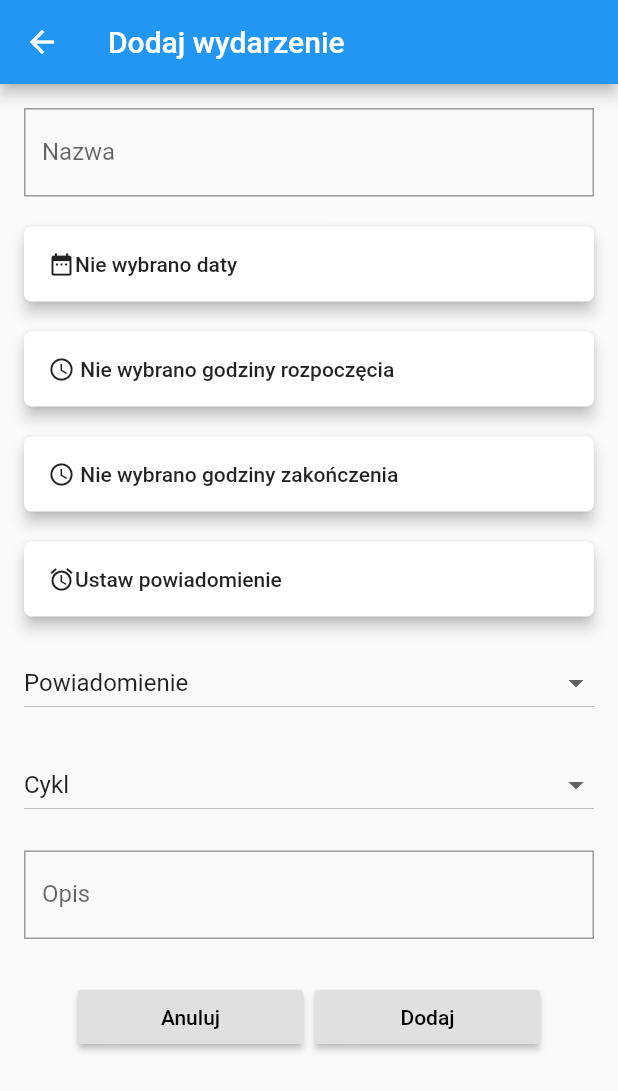
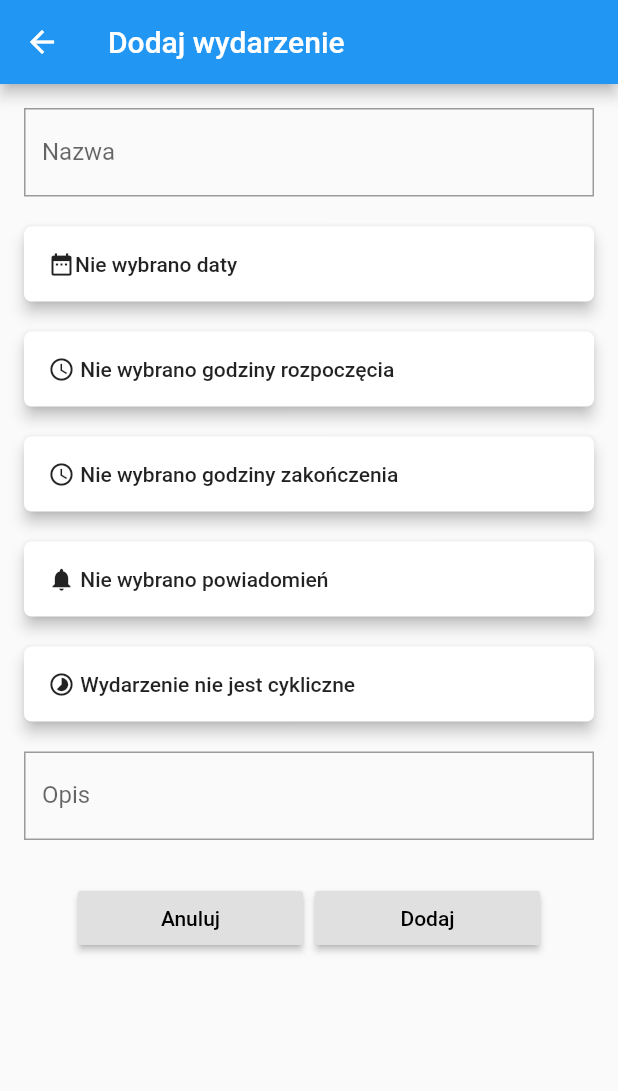
Before and after one commit to kamil-korwiel/Locato2, a Flutter app: the AddEvent screen opened directly, on a phone screen of 412 x 824 dp. Shown: the top 1091 px of the screen. Run offline on Flutter 3.47's test engine with Material 2 defaults, Android fonts, the phone set to English and light mode, and no system bars; our stand-ins replace flutter_datetime_picker, flutter_speed_dial, flutter_typeahead, geolocator, google_maps_flutter, sqflite and 1 more; missing offline and left inert: geocoder, throttling; accounts and stored records are empty.

Commit message:
Poprawa ekranow dodawania.

```diff
--- a/Projekt/lib/main.dart
+++ b/Projekt/lib/main.dart
@@ -14,7 +14,7 @@ void main() => runApp(MyApp());
 class MyApp extends StatelessWidget {
   final DatabaseHelper dbHelper = DatabaseHelper();
   //final dbHelper = DatabaseHelper.instance;
-  // This widget is the root of your application.
+  // This widget is the root of your application.ę
   @override
   Widget build(BuildContext context) {
     return MaterialApp(
--- a/Projekt/lib/pages/add_event.dart
+++ b/Projekt/lib/pages/add_event.dart
@@ -4,6 +4,8 @@ import 'dart:ui';
 import 'package:flutter/material.dart';
 import 'package:flutter_datetime_picker/flutter_datetime_picker.dart';
 import 'package:pageview/Classes/Event.dart';
+import 'package:pageview/pages/add_cycle.dart';
+import 'add_notification.dart';
 
 class AddEvent extends StatefulWidget {
   @override
@@ -21,7 +23,8 @@ class _AddEventState extends State<AddEvent> {
   String _date = "Nie wybrano daty";
   String _time1 = "Nie wybrano godziny rozpoczęcia";
   String _time2 = "Nie wybrano godziny zakończenia";
-  String _notification = "Ustaw powiadomienie";
+  String _notification = "Nie wybrano powiadomień";
+  String _cycle = "Wydarzenie nie jest cykliczne";
   DateTime _start = new DateTime.now();
   DateTime _end = new DateTime.now().add(new Duration(hours: 1));
 
@@ -224,8 +227,8 @@ class _AddEventState extends State<AddEvent> {
                     borderRadius: BorderRadius.circular(5.0)),
                 elevation: 4.0,
                 onPressed: () {
-
-                  setState(() {});
+                  Navigator.push(context,
+                    MaterialPageRoute(builder: (context) => AddNotification()));
                 },
                 child: Container(
                   alignment: Alignment.center,
@@ -239,13 +242,10 @@ class _AddEventState extends State<AddEvent> {
                             child: Row(
                               children: <Widget>[
                                 Icon(
-                                  Icons.access_alarms,
+                                  Icons.notifications,
                                   size: 18.0,
                                 ),
-                                Text(
-                                  "$_notification",
-                                  style: TextStyle(),
-                                ),
+                                Text(" $_notification"),
                               ],
                             ),
                           )
@@ -259,66 +259,39 @@ class _AddEventState extends State<AddEvent> {
               SizedBox(
                 height: 20.0,
               ),
-              new DropdownButton<String>(
-                isExpanded: true,
-                items: [
-                  DropdownMenuItem<String>(
-                    child: Text('Powiadomienie'), //TODO:
-                    value: null,
+              RaisedButton(
+                shape: RoundedRectangleBorder(
+                    borderRadius: BorderRadius.circular(5.0)),
+                elevation: 4.0,
+                onPressed: () {
+                  Navigator.push(context,
+                    MaterialPageRoute(builder: (context) => AddCycle()));
+                },
+                child: Container(
+                  alignment: Alignment.center,
+                  height: 50.0,
+                  child: Row(
+                    mainAxisAlignment: MainAxisAlignment.spaceBetween,
+                    children: <Widget>[
+                      Row(
+                        children: <Widget>[
+                          Container(
+                            child: Row(
+                              children: <Widget>[
+                                Icon(
+                                  Icons.timelapse,
+                                  size: 18.0,
+                                ),
+                                Text(" $_cycle"),
+                              ],
+                            ),
+                          )
+                        ],
+                      ),
+                    ],
                   ),
-                  DropdownMenuItem<String>(
-                    child: Text('15min przed'),
-                    value: 'one',
-                  ),
-                  DropdownMenuItem<String>(
-                    child: Text('30min przed'),
-                    value: 'two',
-                  ),
-                  DropdownMenuItem<String>(
-                    child: Text('60min przed'),
-                    value: 'three',
-                  )
-                  //TODO: Tu dodac custom
-                ],
-                onChanged: (String value) {
-                  setState(() {
-                    _value = value;
-                    //newevent.idNotification = ;
-                  });
-                },
-                value: _value,
-              ),
-              SizedBox(
-                height: 20.0,
-              ),
-              new DropdownButton<String>(
-                isExpanded: true,
-                items: [
-                  DropdownMenuItem<String>(
-                    child: Text('Cykl'), //TODO:
-                    value: null,
-                  ),
-                  DropdownMenuItem<String>(
-                    child: Text('Codziennie'),
-                    value: 'one',
-                  ),
-                  DropdownMenuItem<String>(
-                    child: Text('Co tydzień'),
-                    value: 'two',
-                  ),
-                  DropdownMenuItem<String>(
-                    child: Text('Co dwa tygodnie'),
-                    value: 'three',
-                  ),
-                  //TODO: Tu dodać custom
-                ],
-                onChanged: (String value) {
-                  setState(() {
-                    _value = value;
-                    newevent.cycle = value;
-                  });
-                },
-                value: _value,
+                ),
+                color: Colors.white,
               ),
               SizedBox(
                 height: 20.0,
--- a/Projekt/lib/pages/add_group.dart
+++ b/Projekt/lib/pages/add_group.dart
@@ -1,7 +1,6 @@
 import 'dart:ui';
 
 import 'package:flutter/material.dart';
-import 'package:flutter_datetime_picker/flutter_datetime_picker.dart';
 import 'package:pageview/Classes/Group.dart';
 import 'package:pageview/pages/add_task.dart';
 
```
Also changed, not shown: Projekt/lib/pages/add_cycle.dart (added, +78 -0 lines), Projekt/lib/pages/add_notification.dart (added, +78 -0 lines), Projekt/lib/pages/add_task.dart (+35 -75 lines).
